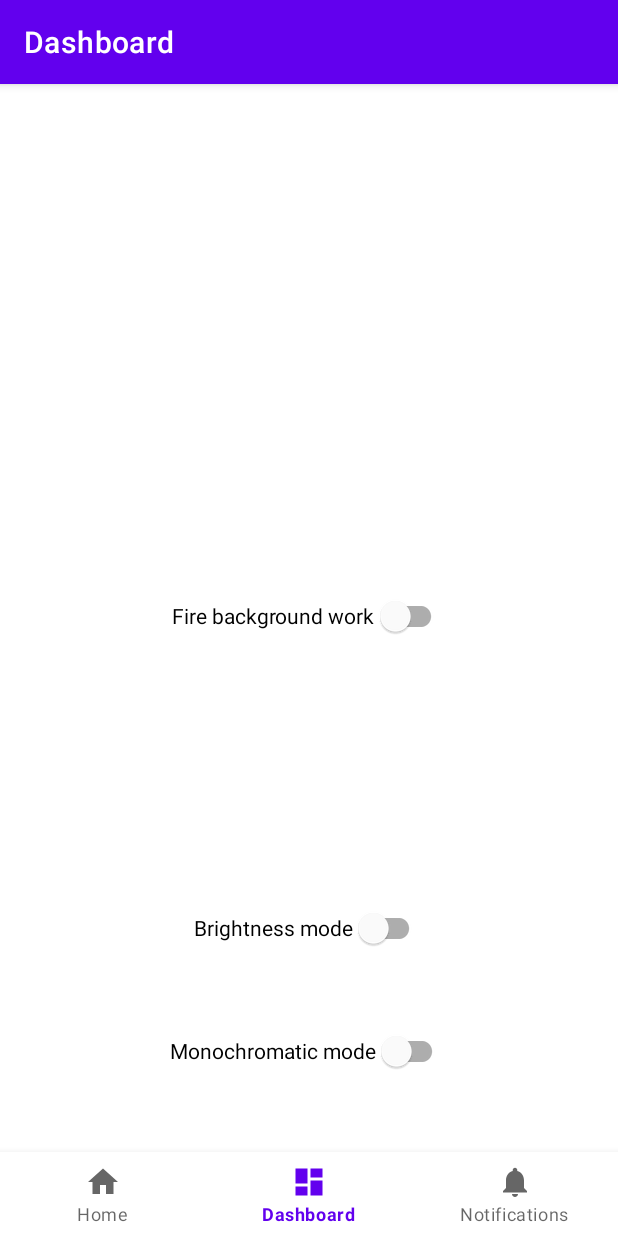
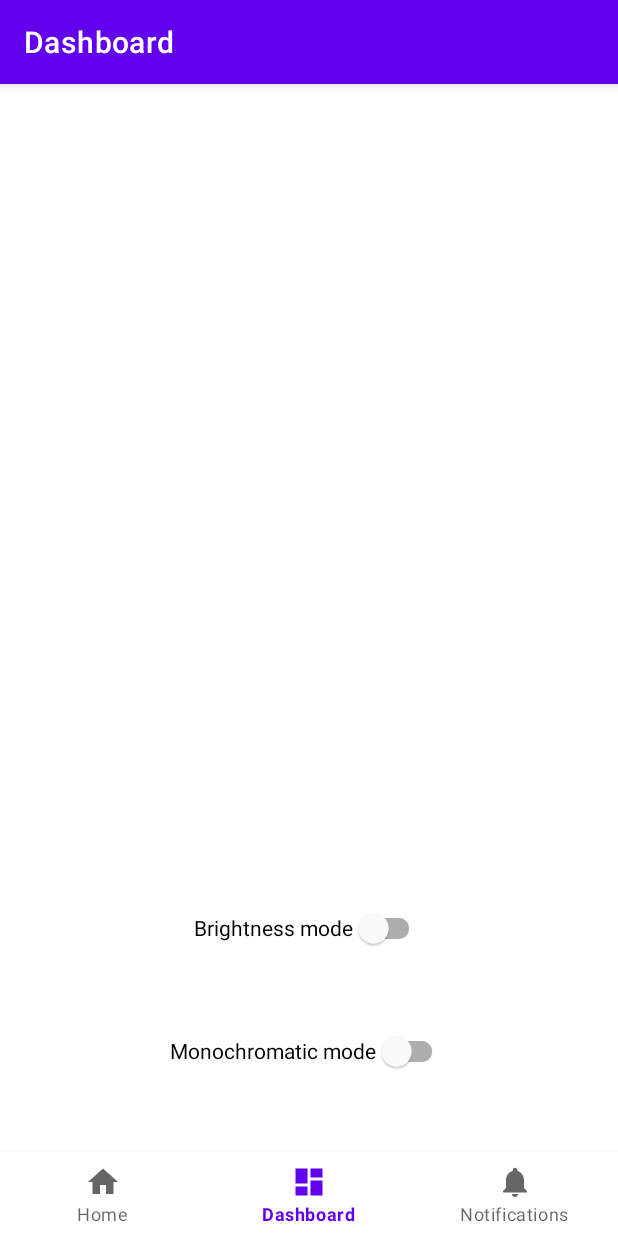
Before and after one commit to rstaniek/JOMO, an Android app: the DashboardFragment screen opened through its navigation route, on a phone screen of 412 x 824 dp. Run offline under Robolectric (Android 15) with nearby library versions, the phone set to English and light mode, and no system bars; our stand-ins replace navigation-ui; 5 statements that could not run were skipped.

Commit message:
PROTOTYPE - IT'S ALIIIIVEE!!!!!!

```diff
--- a/android/app/src/main/java/dk/mths/jomo/MainActivity.kt
+++ b/android/app/src/main/java/dk/mths/jomo/MainActivity.kt
@@ -7,6 +7,7 @@ import android.os.Build
 import android.os.Bundle
 import androidx.annotation.RequiresApi
 import androidx.appcompat.app.AppCompatActivity
+import androidx.core.content.ContextCompat
 import androidx.navigation.findNavController
 import androidx.navigation.ui.AppBarConfiguration
 import androidx.navigation.ui.setupActionBarWithNavController
@@ -33,32 +34,42 @@ class MainActivity : AppCompatActivity() {
         setContentView(binding.root)
 
 
-
         val navView: BottomNavigationView = binding.navView
 
         val navController = findNavController(R.id.nav_host_fragment_activity_main)
         // Passing each menu ID as a set of Ids because each
         // menu should be considered as top level destinations.
-        val appBarConfiguration = AppBarConfiguration(setOf(
-                R.id.navigation_home, R.id.navigation_dashboard, R.id.navigation_notifications))
+        val appBarConfiguration = AppBarConfiguration(
+            setOf(
+                R.id.navigation_home, R.id.navigation_dashboard, R.id.navigation_notifications
+            )
+        )
         setupActionBarWithNavController(navController, appBarConfiguration)
         navView.setupWithNavController(navController)
 
-        if(!foregroundServiceRunning()){
-            val jomoTriggerIntent = Intent(this, JomoTriggerService::class.java)
-            startForegroundService(jomoTriggerIntent)
+        if (!foregroundServiceRunning()) {
+            startService()
+            startServiceViaWorker()
         }
 
     }
 
-    fun foregroundServiceRunning(): Boolean{
-        val activityManager: ActivityManager = getSystemService(Context.ACTIVITY_SERVICE) as ActivityManager
-        for(service in activityManager.getRunningServices(Integer.MAX_VALUE)){
+    fun foregroundServiceRunning(): Boolean {
+        val activityManager: ActivityManager =
+            getSystemService(Context.ACTIVITY_SERVICE) as ActivityManager
+        for (service in activityManager.getRunningServices(Integer.MAX_VALUE)) {
             if (JomoTriggerService::class.java.name == service.service.className) {
                 return true
             }
         }
         return false
+    }
+
+    fun startService() {
+        if (!foregroundServiceRunning()) {
+            val serviceIntent = Intent(this, JomoTriggerService::class.java)
+            ContextCompat.startForegroundService(this, serviceIntent)
+        }
     }
 
     fun startServiceViaWorker() {
@@ -71,8 +82,7 @@ class MainActivity : AppCompatActivity() {
             RestartWorker::class.java,
             16,
             TimeUnit.MINUTES
-        )
-            .build()
+        ).build()
 
         // to schedule a unique work, no matter how many times app is opened i.e. startServiceViaWorker gets called
         // do check for AutoStart permission
--- a/android/app/src/main/java/dk/mths/jomo/service/DaltonizerService.kt
+++ b/android/app/src/main/java/dk/mths/jomo/service/DaltonizerService.kt
@@ -20,7 +20,7 @@ open class DaltonizerService(private var contentResolver: ContentResolver) : IJo
         Settings.Secure.putString(contentResolver, name, value)
     }
 
-    fun IsEnabled(): Boolean{
+    override fun isEnabled(): Boolean{
         if(getSetting("accessibility_display_daltonizer_enabled") == "1"){
             return true
         }
--- a/android/app/src/main/java/dk/mths/jomo/service/DimmerService.kt
+++ b/android/app/src/main/java/dk/mths/jomo/service/DimmerService.kt
@@ -50,4 +50,13 @@ open class DimmerService(private var contentResolver: ContentResolver) : IJomoTr
         }
     }
 
+    override fun isEnabled(): Boolean{
+        if(Settings.System.getInt(
+                contentResolver,
+                Settings.System.SCREEN_BRIGHTNESS) != originalBrightness){
+            return true
+        }
+        return false
+    }
+
 }
--- a/android/app/src/main/java/dk/mths/jomo/service/IJomoTrigger.kt
+++ b/android/app/src/main/java/dk/mths/jomo/service/IJomoTrigger.kt
@@ -3,4 +3,5 @@ package dk.mths.jomo.service
 interface IJomoTrigger {
     fun enable()
     fun disable()
+    fun isEnabled(): Boolean
 }
--- a/android/app/src/main/java/dk/mths/jomo/ui/dashboard/DashboardFragment.kt
+++ b/android/app/src/main/java/dk/mths/jomo/ui/dashboard/DashboardFragment.kt
@@ -9,14 +9,12 @@ import android.view.View
 import android.view.ViewGroup
 import androidx.fragment.app.Fragment
 import androidx.lifecycle.ViewModelProvider
-import androidx.work.OneTimeWorkRequest
 import androidx.work.WorkManager
 import com.google.android.material.switchmaterial.SwitchMaterial
 import dk.mths.jomo.databinding.FragmentDashboardBinding
 import dk.mths.jomo.service.DimmerService
 import dk.mths.jomo.service.DaltonizerService
 import dk.mths.jomo.service.IJomoTrigger
-import dk.mths.jomo.work.BackgroundWorker
 
 
 class DashboardFragment : Fragment() {
@@ -48,6 +46,9 @@ class DashboardFragment : Fragment() {
         mWorkManager = WorkManager.getInstance(requireContext())
 
         val switchControl: SwitchMaterial = binding.switch1
+        if(daltonizerService.isEnabled())
+            switchControl.isChecked = true
+
         switchControl.setOnClickListener {
             if (switchControl.isChecked) {
                 daltonizerService.enable()
@@ -56,7 +57,11 @@ class DashboardFragment : Fragment() {
             }
         }
 
+
         val switchControl2: SwitchMaterial = binding.switch2
+        if(dimmerService.isEnabled())
+            switchControl2.isChecked = true
+
         switchControl2.setOnClickListener {
             if (switchControl2.isChecked) {
                 dimmerService.enable()
@@ -65,12 +70,6 @@ class DashboardFragment : Fragment() {
             }
         }
 
-        val switchControl3: SwitchMaterial = binding.switch3
-        switchControl3.setOnClickListener {
-            if (switchControl3.isChecked) {
-                mWorkManager.enqueue(OneTimeWorkRequest.from(BackgroundWorker::class.java))
-            }
-        }
         return root
     }
 
--- a/android/app/src/main/java/dk/mths/jomo/utils/RestartReceiver.java
+++ b/android/app/src/main/java/dk/mths/jomo/utils/RestartReceiver.java
@@ -7,7 +7,6 @@ import android.content.Intent;
 import androidx.work.OneTimeWorkRequest;
 import androidx.work.WorkManager;
 
-import dk.mths.jomo.service.JomoTriggerService;
 import dk.mths.jomo.work.RestartWorker;
 
 public class RestartReceiver  extends BroadcastReceiver {
--- a/android/app/src/main/java/dk/mths/jomo/work/RestartWorker.java
+++ b/android/app/src/main/java/dk/mths/jomo/work/RestartWorker.java
@@ -4,7 +4,6 @@ package dk.mths.jomo.work;
 import android.app.ActivityManager;
 import android.content.Context;
 import android.content.Intent;
-import android.util.Log;
 
 import androidx.annotation.NonNull;
 import androidx.core.content.ContextCompat;
@@ -15,7 +14,6 @@ import dk.mths.jomo.service.JomoTriggerService;
 
 public class RestartWorker extends Worker {
     private final Context context;
-    private final String TAG = "MyWorker";
     private final JomoTriggerService myService;
 
     public RestartWorker(
--- a/android/app/src/main/res/layout/fragment_dashboard.xml
+++ b/android/app/src/main/res/layout/fragment_dashboard.xml
@@ -30,16 +30,5 @@
         app:layout_constraintTop_toTopOf="parent"
         app:layout_constraintVertical_bias="0.727" />
 
-    <com.google.android.material.switchmaterial.SwitchMaterial
-        android:id="@+id/switch3"
-        android:layout_width="wrap_content"
-        android:layout_height="wrap_content"
-        android:minHeight="48dp"
-        android:text="Fire background work"
-        app:layout_constraintBottom_toBottomOf="parent"
-        app:layout_constraintEnd_toEndOf="parent"
-        app:layout_constraintHorizontal_bias="0.501"
-        app:layout_constraintStart_toStartOf="parent"
-        app:layout_constraintTop_toTopOf="parent"
-        app:layout_constraintVertical_bias="0.414" />
+
 </androidx.constraintlayout.widget.ConstraintLayout>
```
Also changed, not shown: android/app/src/main/AndroidManifest.xml (+10 -3 lines), android/app/src/main/java/dk/mths/jomo/service/JomoTriggerService.java (+69 -8 lines), android/app/src/main/java/dk/mths/jomo/service/UsageStatsService.kt (+16 -32 lines), android/app/src/main/java/dk/mths/jomo/utils/MyBroadcastReceiver.java (deleted, +0 -18 lines), android/app/src/main/java/dk/mths/jomo/utils/RestartServiceOnBootReceiver.java (added, +24 -0 lines), android/app/src/main/java/dk/mths/jomo/work/BackgroundWorker.kt (deleted, +0 -43 lines).
